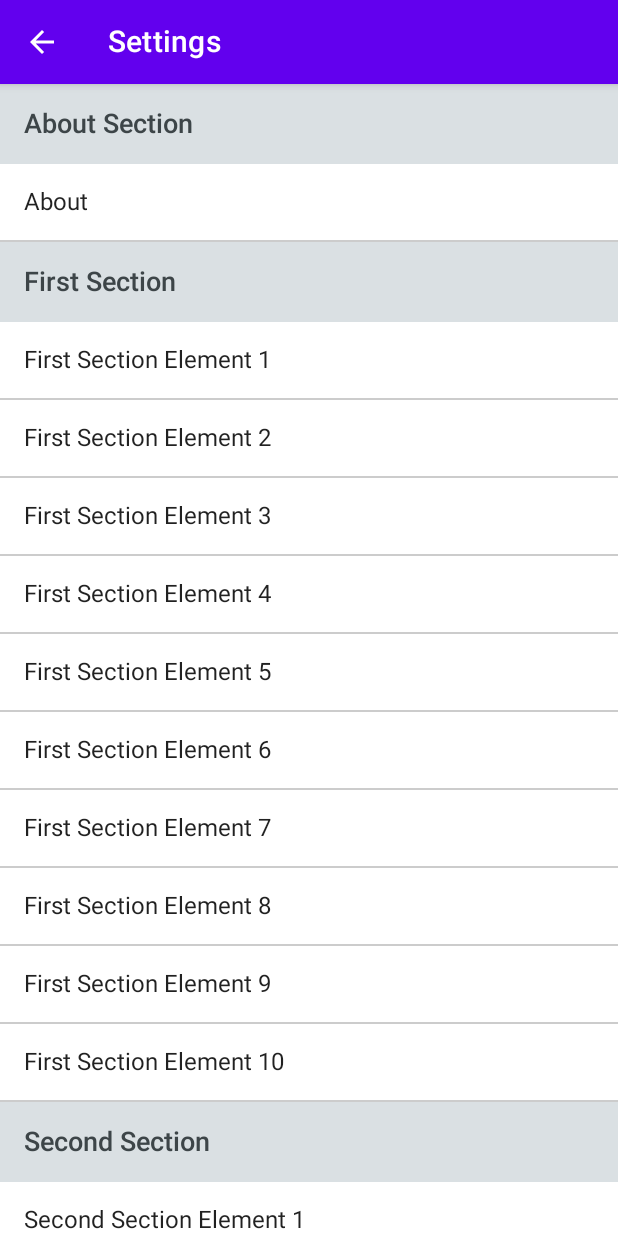
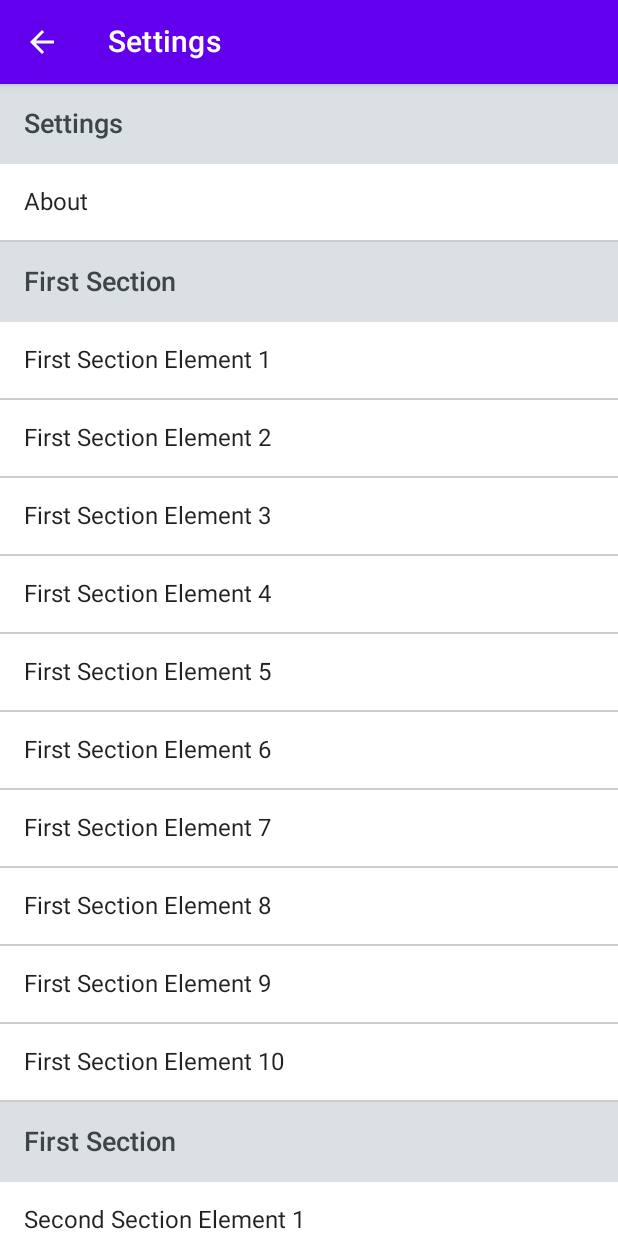
Before and after one commit to krzychudz/android-jetpack-compose-Interoperability, an Android app built with Jetpack Compose: the SettingsScreen screen opened through its navigation route, after a tap on an icon or button, on a phone screen of 412 x 824 dp. Run offline under Robolectric (Android 15) with nearby library versions, the phone set to English and light mode, and no system bars.

Commit message:
Move hardcoded strings to xml resources

```diff
--- a/common-data/src/main/res/values/strings.xml
+++ b/common-data/src/main/res/values/strings.xml
@@ -21,4 +21,10 @@
     <string name="extra_info_location_state">State: %1$s</string>
     <string name="extra_info_location_post_code">Post Code: %1$s</string>
     <string name="extra_info_unknown">Unknown</string>
+
+    <string name="settings_app_bar_title">Settings</string>
+    <string name="settings_about_header">Settings</string>
+    <string name="settings_first_section_header">First Section</string>
+    <string name="settings_second_section_header">First Section</string>
+    <string name="settings_third_section_header">First Section</string>
 </resources>
--- a/feature-settings/src/main/java/com/example/feature_settings/ui/settings/SettingsScreen.kt
+++ b/feature-settings/src/main/java/com/example/feature_settings/ui/settings/SettingsScreen.kt
@@ -13,8 +13,10 @@ import androidx.compose.material.Text
 import androidx.compose.runtime.Composable
 import androidx.compose.ui.Modifier
 import androidx.compose.ui.graphics.Color
+import androidx.compose.ui.res.stringResource
 import androidx.compose.ui.unit.dp
 import com.example.common_data.routes.Routes
+import com.example.common_data.R
 import com.example.ui_composables.composables.Header
 import com.example.ui_composables.composables.appbar.AppBar
 
@@ -22,31 +24,31 @@ import com.example.ui_composables.composables.appbar.AppBar
 @Composable
 fun SettingsScreen(viewModel: SettingsScreenViewModel, navigateTo: (routeName: String) -> Unit) {
     Scaffold(
-        topBar = { AppBar(title = "Settings") { navigateTo(Routes.GoBack) } }
+        topBar = { AppBar(title = stringResource(id = R.string.settings_app_bar_title)) { navigateTo(Routes.GoBack) } }
     ) {
         LazyColumn(modifier = Modifier
             .fillMaxWidth()
             .fillMaxHeight()) {
             stickyHeader {
-                Header(text = "About Section")
+                Header(text = stringResource(id = R.string.settings_about_header))
             }
             item {
                 SettingsItem(itemTitle = "About") { navigateTo(Routes.About) }
             }
             stickyHeader {
-                Header(text = "First Section")
+                Header(text = stringResource(id = R.string.settings_first_section_header))
             }
             items(viewModel.firstSection, itemContent = { item ->
                 SettingsItem(item)
             })
             stickyHeader {
-                Header(text = "Second Section")
+                Header(text = stringResource(id = R.string.settings_second_section_header))
             }
             items(viewModel.secondSection, itemContent = { item ->
                 SettingsItem(item)
             })
             stickyHeader {
-                Header(text = "Third Section")
+                Header(text = stringResource(id = R.string.settings_third_section_header))
             }
             items(viewModel.thirdSection, itemContent = { item ->
                 SettingsItem(item)
```
